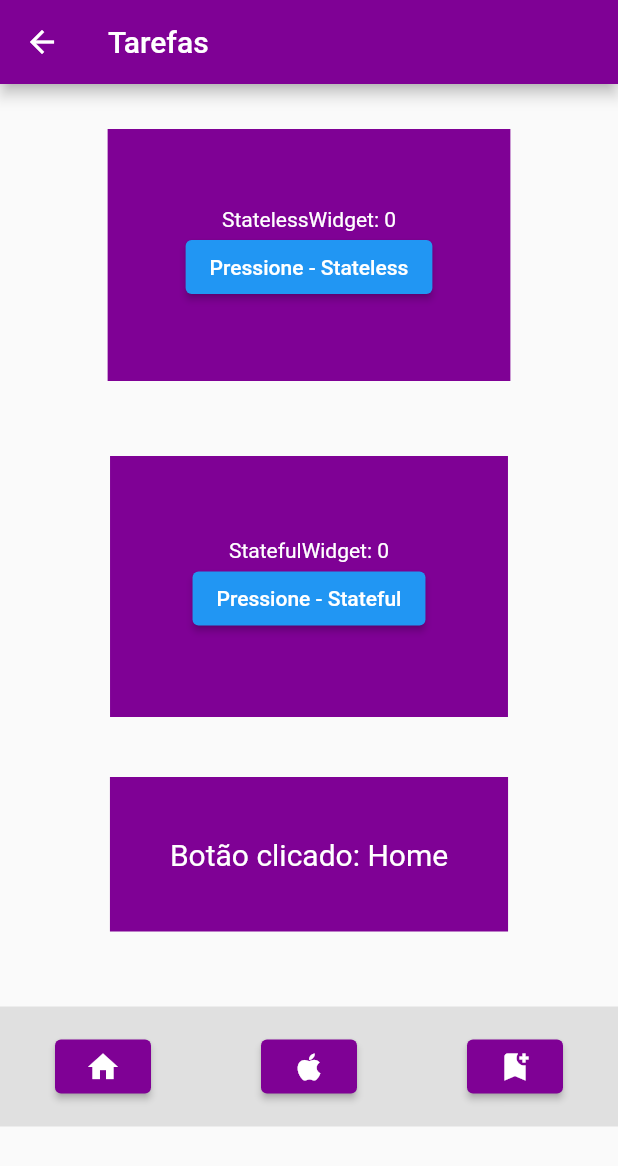
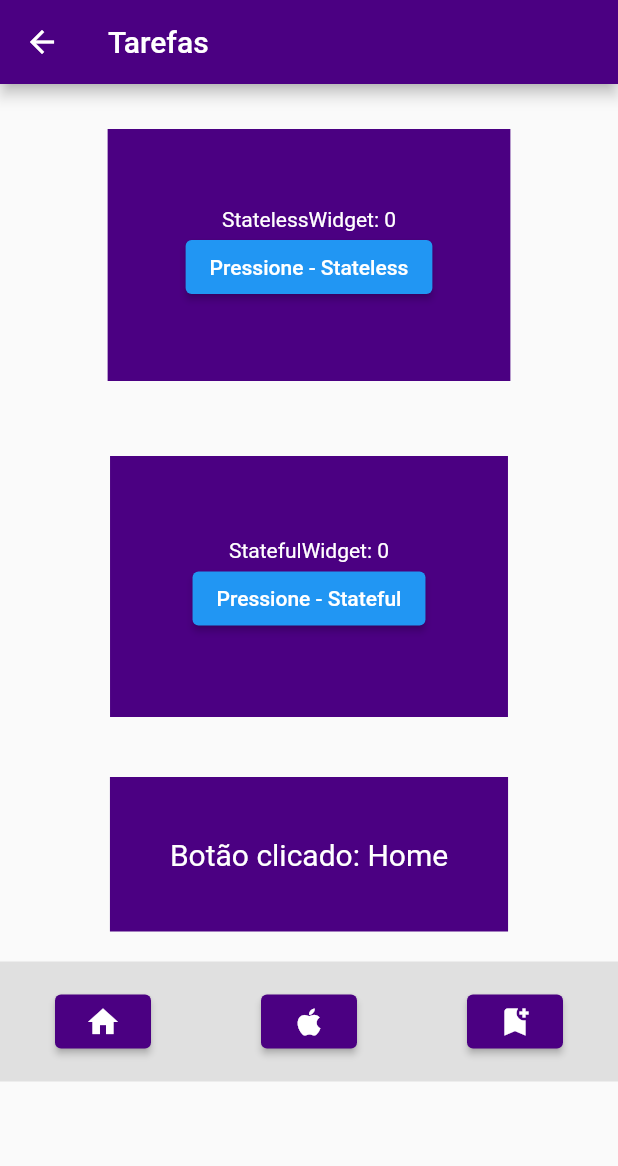
Before and after one commit to AdryelJr/Aplicativo-conceito-flutter, a Flutter app: the screen it shows after launch, after a tap on the "keyboard double arrow up" icon, on a phone screen of 412 x 824 dp. Shown: the top 1166 px of the screen. Run offline on Flutter 3.47's test engine with Material 2 defaults, Android fonts, the phone set to English and light mode, and no system bars.

Commit message:
update code

```diff
--- a/lib/botao1.dart
+++ b/lib/botao1.dart
@@ -24,7 +24,7 @@ class botoes_click extends StatelessWidget {
     return Container(
       margin: EdgeInsets.all(20),
       padding: EdgeInsets.all(40),
-      color: Color.fromARGB(255, 127, 1, 149),
+      color: Color.fromARGB(255, 75, 0, 130),
       child: Column(
         children: [
           Text(
@@ -52,13 +52,12 @@ class _botao1State extends State<botao1> {
     return Scaffold(
       appBar: AppBar(
         title: Text('Tarefas'),
-        backgroundColor: Color.fromARGB(255, 127, 1, 149),
+        backgroundColor: Color.fromARGB(255, 75, 0, 130),
       ),
       body: ListView(
         children: [
           Container(
             width: 400,
-            height: 615,
             child: Column(
               children: [
                 MyStatelessWidget(),
@@ -67,9 +66,12 @@ class _botao1State extends State<botao1> {
               ],
             ),
           ),
+          Spacer(),
           Container(
             height: 80,
             color: Color.fromARGB(255, 224, 224, 224),
+
+
             child: Row(
               mainAxisAlignment: MainAxisAlignment.spaceAround,
               children: [
@@ -80,7 +82,7 @@ class _botao1State extends State<botao1> {
                     });
                   },
                   style: ElevatedButton.styleFrom(
-                    primary: Color.fromARGB(255, 127, 1, 149),
+                    primary: Color.fromARGB(255, 75, 0, 130),
                   ),
                   child: Icon(Icons.home),
                 ),
@@ -91,7 +93,7 @@ class _botao1State extends State<botao1> {
                     });
                   },
                   style: ElevatedButton.styleFrom(
-                    primary: Color.fromARGB(255, 127, 1, 149),
+                    primary: Color.fromARGB(255, 75, 0, 130),
                   ),
                   child: Icon(Icons.apple),
                 ),
@@ -102,7 +104,7 @@ class _botao1State extends State<botao1> {
                     });
                   },
                   style: ElevatedButton.styleFrom(
-                    primary: Color.fromARGB(255, 127, 1, 149),
+                    primary: Color.fromARGB(255, 75, 0, 130),
                   ),
                   child: Icon(Icons.bookmark_add),
                 ),
--- a/lib/estado_semEstado.dart
+++ b/lib/estado_semEstado.dart
@@ -17,7 +17,7 @@ class MyStatelessWidget extends StatelessWidget {
     return Container(
       margin: EdgeInsets.all(30),
       padding: EdgeInsets.all(52),
-      color: Color.fromARGB(255, 127, 1, 149),
+      color: Color.fromARGB(255, 75, 0, 130),
       child: Column(
         children: [
           Text(
@@ -60,7 +60,7 @@ class _MyStatefulWidgetState extends State<MyStatefulWidget> {
     return Container(
       margin: EdgeInsets.all(20),
       padding: EdgeInsets.all(55),
-      color: Color.fromARGB(255, 127, 1, 149),
+      color: Color.fromARGB(255, 75, 0, 130),
       child: Column(
         children: [
           Text(
--- a/lib/main.dart
+++ b/lib/main.dart
@@ -15,7 +15,7 @@ class HomePage extends StatelessWidget {
     return Scaffold(
       appBar: AppBar(
         title: Text('Tarefas'),
-        backgroundColor: Color.fromARGB(255, 127, 1, 149),
+        backgroundColor: Color.fromARGB(255, 75, 0, 130),
       ),
       body: ListView(
         children: const [
@@ -44,7 +44,7 @@ class Cards extends StatelessWidget {
         Container(
           height: 150,
           width: 1000,
-          color: Color.fromARGB(255, 127, 1, 149),
+          color: Color.fromARGB(255, 75, 0, 130),
         ),
         Container(
           height: 110,
@@ -56,7 +56,7 @@ class Cards extends StatelessWidget {
               Container(
                 height: 70,
                 width: 70,
-                color: Color.fromARGB(255, 127, 1, 149),
+                color: Color.fromARGB(255, 75, 0, 130),
               ),
               Text("Primeira tarefa"),
               ElevatedButton(
```
